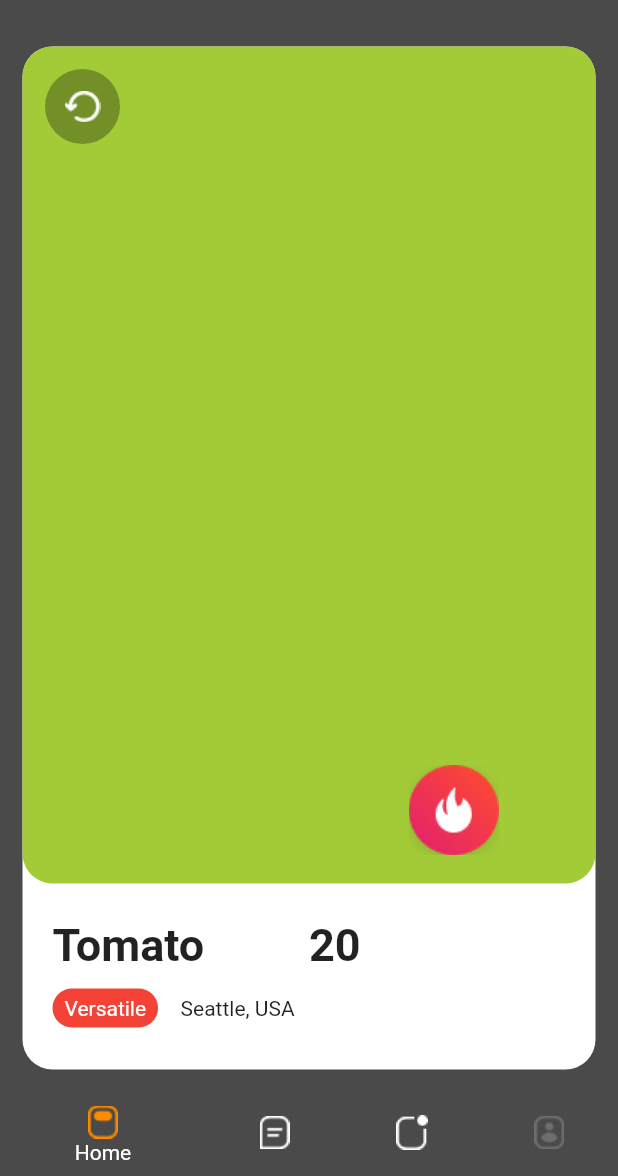
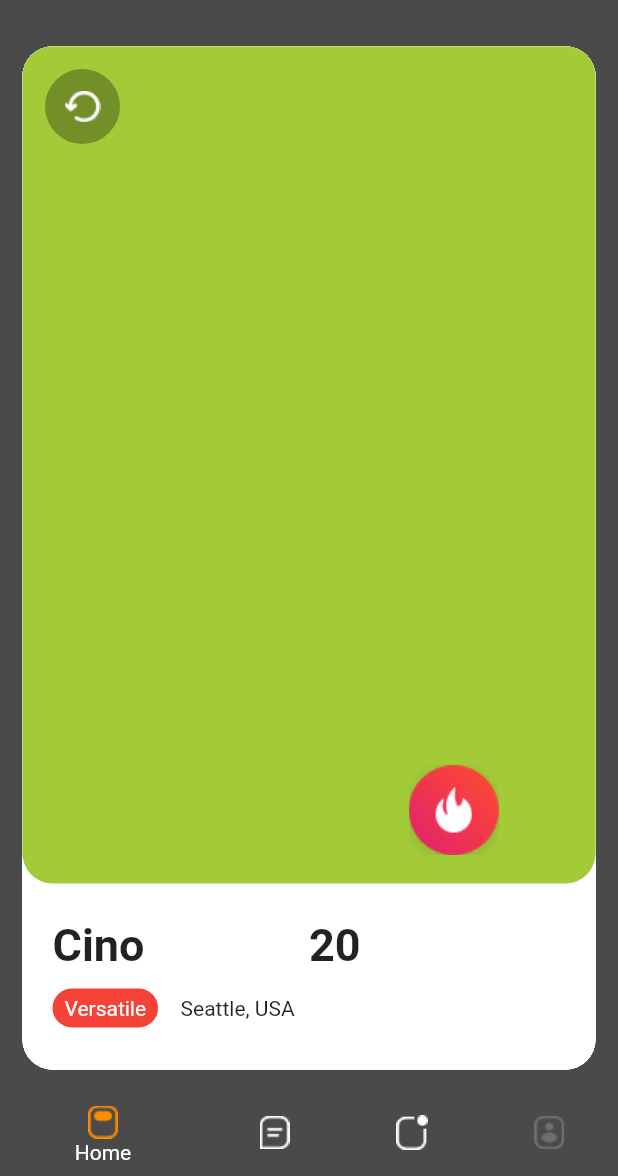
Before and after one commit to tinhpt38/tinder_clone_flutter2, a Flutter app: the screen it shows after launch, on a phone screen of 412 x 824 dp, the part 60-1236 px from its top. Run offline on Flutter 3.47's test engine with Material 2 defaults, Android fonts, the phone set to English and light mode, and no system bars.

Commit message:
animation

```diff
--- a/lib/pages/home_page.dart
+++ b/lib/pages/home_page.dart
@@ -7,16 +7,122 @@ class HomePage extends StatefulWidget {
   _HomePageState createState() => _HomePageState();
 }
 
-class _HomePageState extends State<HomePage> {
+enum direction { right, left }
+
+class _HomePageState extends State<HomePage> with TickerProviderStateMixin {
+  AnimationController? _animationControllerRight;
+  AnimationController? _animationControllerLeft;
+  Animation<double>? slideAnimR, slideAnimL, rotateAnimR, rotateAnimaL;
+  var dir;
+  double? width;
+  double? startDargeDetail;
+
+  @override
+  void didChangeDependencies() {
+    width = MediaQuery.of(context).size.width;
+    _animationControllerRight =
+        AnimationController(vsync: this, duration: Duration(milliseconds: 400))
+          ..addStatusListener((status) {
+            if (status == AnimationStatus.completed) {
+              setState(() {
+                users.removeLast();
+              });
+            }
+          });
+    _animationControllerLeft =
+        AnimationController(vsync: this, duration: Duration(milliseconds: 400))
+          ..addStatusListener((status) {
+            if (status == AnimationStatus.completed) {
+              setState(() {
+                users.removeLast();
+              });
+            }
+          });
+
+    final curvedAnimationR = CurvedAnimation(
+        parent: _animationControllerRight!, curve: Curves.easeOut);
+    final curvedAnimationL = CurvedAnimation(
+        parent: _animationControllerLeft!, curve: Curves.easeOut);
+
+    slideAnimR = Tween<double>(begin: 0, end: width).animate(curvedAnimationR)
+      ..addListener(() {
+        setState(() {});
+      });
+    rotateAnimR = Tween<double>(begin: 0, end: -0.3).animate(curvedAnimationR)
+      ..addListener(() {
+        setState(() {});
+      });
+
+    slideAnimL = Tween<double>(begin: 0, end: -width!).animate(curvedAnimationL)
+      ..addListener(() {
+        setState(() {});
+      });
+    rotateAnimaL = Tween<double>(begin: 0, end: 0.3).animate(curvedAnimationL)
+      ..addListener(() {
+        setState(() {});
+      });
+    super.didChangeDependencies();
+  }
+
+  List<String> users = ["Tomato", "Oliver", "Thea", "John", "Jack", "Cino"];
+
+  @override
+  void dispose() {
+    _animationControllerLeft!.dispose();
+    _animationControllerRight!.dispose();
+    super.dispose();
+  }
+
   @override
   Widget build(BuildContext context) {
     return Scaffold(
-      body: Container(
-        color: AppColors.black,
-        child: Padding(
-            padding: EdgeInsets.all(15),
-            child: MainCard())
-      )
-    );
+        body: Container(
+            color: AppColors.black,
+            child: Padding(
+              padding: EdgeInsets.all(15),
+              child: Transform.rotate(
+                angle: dir == direction.right
+                    ? rotateAnimR?.value == null
+                        ? 0
+                        : rotateAnimR!.value
+                    : rotateAnimaL?.value == null
+                        ? 0
+                        : rotateAnimaL!.value,
+                child: Center(
+                  child: GestureDetector(
+                    onHorizontalDragStart: (dragDetail) {
+                      startDargeDetail = dragDetail.localPosition.dx;
+                    },
+                    onHorizontalDragUpdate: (dragDetail) {
+                      if (dragDetail.localPosition.dx - startDargeDetail! > 0) {
+                        dir = direction.right;
+                        _animationControllerRight?.forward();
+                      } else {
+                        dir = direction.left;
+                        _animationControllerLeft?.forward();
+                      }
+                    },
+                    onHorizontalDragEnd: (dragDetail) {},
+                    child: InkWell(
+                      onTap: () {},
+                      child: Container(
+                        transform: dir == direction.right
+                            ? Matrix4.translationValues(slideAnimR!.value, 0, 0)
+                            : Matrix4.translationValues(
+                                slideAnimL!.value, 0, 0),
+                        child: Stack(
+                          children: users
+                              .asMap()
+                              .map((key, value) =>
+                                  MapEntry(key, MainCard(username: value)))
+                              .values
+                              .toList(),
+                        ),
+                      ),
+                    ),
+                  ),
+                ),
+              ),
+            )));
   }
 }
--- a/lib/pages/root_page.dart
+++ b/lib/pages/root_page.dart
@@ -58,9 +58,7 @@ class _RootPageState extends State<RootPage> {
               icon: ImageIcon(AssetImage('assets/images/message_deactive.png')),
               label: 'Messages',
               activeIcon: ImageIcon(
-                AssetImage(
-                  'assets/images/message_active.png',
-                ),
+                AssetImage('assets/images/message_active.png'),
                 color: AppColors.activeColor,
               )),
           BottomNavigationBarItem(
--- a/lib/widgets/main_card.dart
+++ b/lib/widgets/main_card.dart
@@ -4,6 +4,10 @@ import 'package:tinder_clone_flutter2/values/app_color.dart';
 import 'package:tinder_clone_flutter2/values/textstyle.dart';
 
 class MainCard extends StatefulWidget {
+  final String? username;
+
+  MainCard({this.username});
+
   @override
   _MainCardState createState() => _MainCardState();
 }
@@ -11,8 +15,7 @@ class MainCard extends StatefulWidget {
 class _MainCardState extends State<MainCard> {
   @override
   Widget build(BuildContext context) {
-    return Stack(
-      children: [
+    return Stack(children: [
       Container(
         decoration: BoxDecoration(
           borderRadius: BorderRadius.circular(20),
@@ -26,16 +29,18 @@ class _MainCardState extends State<MainCard> {
                 height: 50,
                 decoration: BoxDecoration(
                     borderRadius: BorderRadius.circular(20),
-                  color: AppColors.green
-                ),
+                    color: AppColors.green),
               ),
             ),
             Expanded(
-              flex:2,
+                flex: 2,
                 child: InkWell(
-                  onTap: (){
+                  onTap: () {
                     //chuyen qua trang info
-                    Navigator.push(context,MaterialPageRoute(builder: (context) =>ProfilesPage()));
+                    Navigator.push(
+                        context,
+                        MaterialPageRoute(
+                            builder: (context) => ProfilesPage()));
                   },
                   child: Padding(
                     padding: EdgeInsets.all(20),
@@ -45,8 +50,14 @@ class _MainCardState extends State<MainCard> {
                           Expanded(
                             child: Row(
                               children: [
-                                Expanded(child: Text('Tomato',style: TxtStyle.nameStyle,)),
-                                Expanded(child: Text('20',style: TxtStyle.nameStyle)),
+                                Expanded(
+                                    child: Text(
+                                  widget.username!,
+                                  style: TxtStyle.nameStyle,
+                                )),
+                                Expanded(
+                                    child:
+                                        Text('20', style: TxtStyle.nameStyle)),
                               ],
                             ),
                           ),
@@ -56,18 +67,22 @@ class _MainCardState extends State<MainCard> {
                                 Container(
                                   decoration: BoxDecoration(
                                       color: Colors.red,
-                                    borderRadius: BorderRadius.circular(30)
-                                  ) ,
+                                      borderRadius: BorderRadius.circular(30)),
                                   child: Padding(
-                                    padding: EdgeInsets.symmetric(vertical: 5,horizontal: 8),
-                                    child: Text('Versatile',
-                                    style: TxtStyle.smallHighlightText,),
+                                    padding: EdgeInsets.symmetric(
+                                        vertical: 5, horizontal: 8),
+                                    child: Text(
+                                      'Versatile',
+                                      style: TxtStyle.smallHighlightText,
                                     ),
                                   ),
-                                SizedBox(width :15),
+                                ),
+                                SizedBox(width: 15),
                                 Container(
-                                  child: Text('Seattle, USA',
-                                  style: TxtStyle.smallBlackText,),
+                                  child: Text(
+                                    'Seattle, USA',
+                                    style: TxtStyle.smallBlackText,
+                                  ),
                                 )
                               ],
                             ),
@@ -81,28 +96,25 @@ class _MainCardState extends State<MainCard> {
         ),
       ),
       Padding(
-          padding: EdgeInsets.only(top: 15,left: 15),
+        padding: EdgeInsets.only(top: 15, left: 15),
         child: Container(
             decoration: BoxDecoration(
                 color: Color(0x4B000000),
-              borderRadius: BorderRadius.circular(50)
-            ),
+                borderRadius: BorderRadius.circular(50)),
             height: 50,
             width: 50,
             child: InkWell(
-            onTap: (){},
+              onTap: () {},
               child: Image.asset('assets/images/Swipe_Rollback.png'),
-          )
-        ),
+            )),
       ),
       Positioned(
-            left: MediaQuery.of(context).size.height/3.2,
-            top : MediaQuery.of(context).size.height/1.72,
+          left: MediaQuery.of(context).size.height / 3.2,
+          top: MediaQuery.of(context).size.height / 1.72,
           child: InkWell(
-          onTap: (){},
+            onTap: () {},
             child: Image.asset('assets/images/buttons-superlike_active.png'),
           ))
-      ]
-    );
+    ]);
   }
 }
```
Lines whose indentation alone changed are shown as unchanged.
